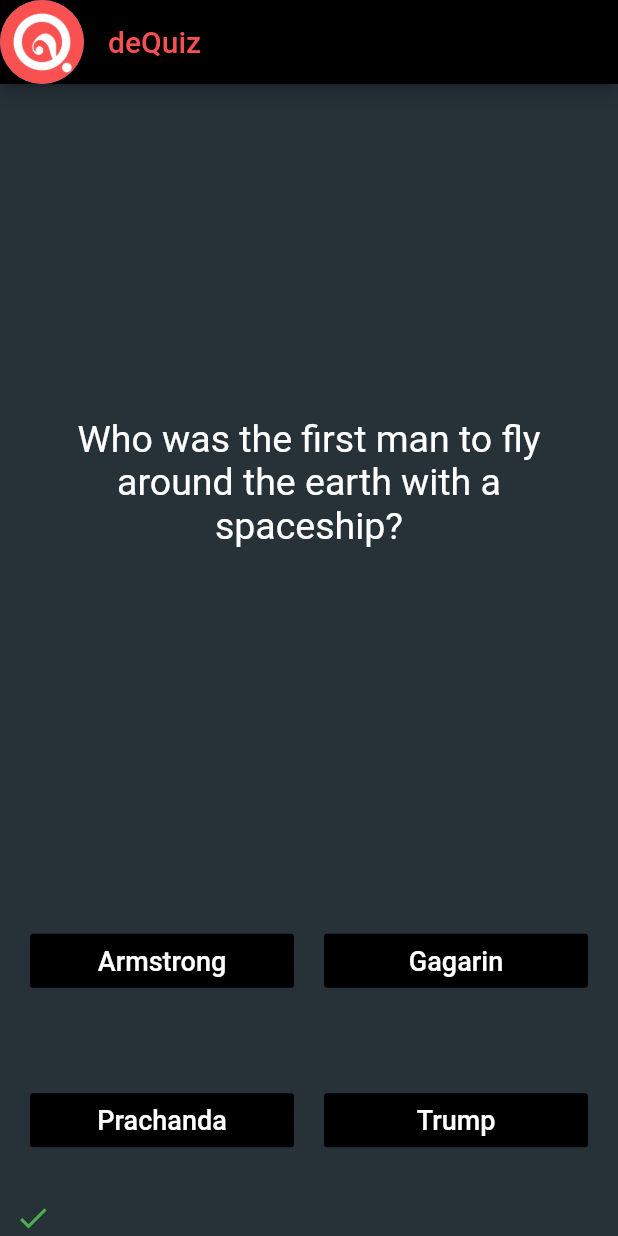
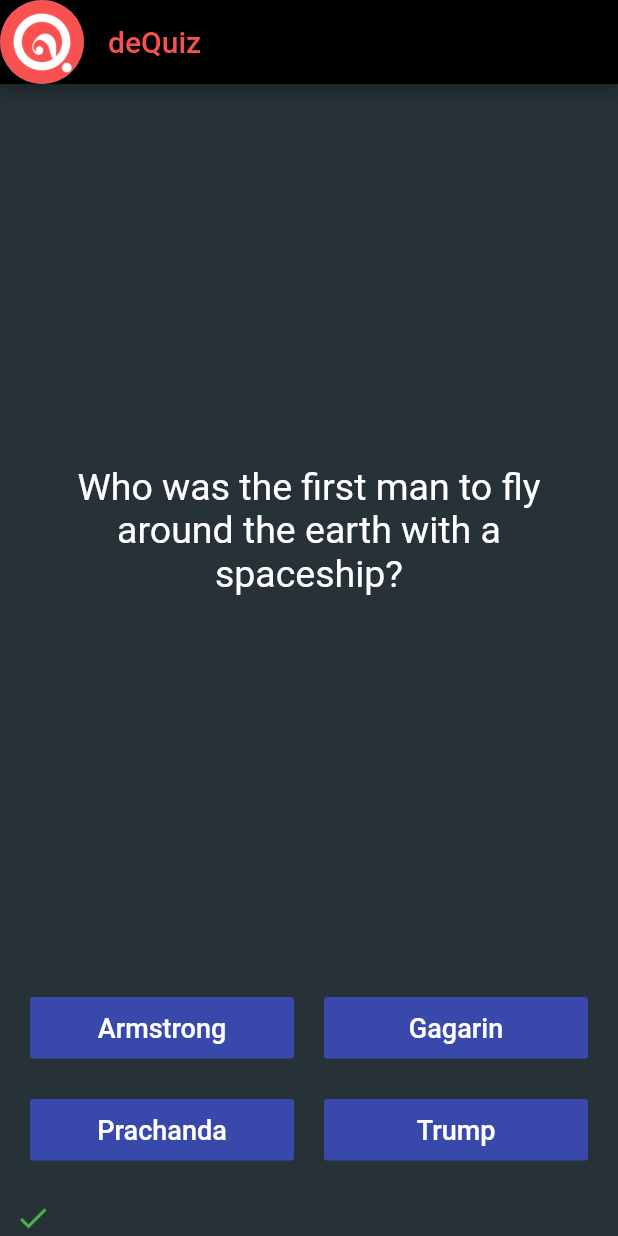
Before and after one commit to HamroRepo/flutter, a Flutter app: the screen it shows after launch, after a tap on "Mt.Everest", on a phone screen of 412 x 824 dp. Run offline on Flutter 3.47's test engine with Material 2 defaults, Android fonts, the light colour scheme and no system bars; our stand-ins replace audioplayers, rflutter_alert.

Commit message:
optimized the option selection and added a score alert at the end

```diff
--- a/quizzler-flutter/lib/main.dart
+++ b/quizzler-flutter/lib/main.dart
@@ -1,15 +1,10 @@
 import 'package:flutter/cupertino.dart';
 import 'package:flutter/material.dart';
-import 'option.dart';
 import 'questionBank.dart';
 import 'package:rflutter_alert/rflutter_alert.dart';
 import 'package:audioplayers/audio_cache.dart';
 
 QuizBrain quizBrain = QuizBrain();
-Option1 opt1 = Option1();
-Option2 opt2 = Option2();
-Option3 opt3 = Option3();
-Option4 opt4 = Option4();
 
 void main() => runApp(Quizzler());
 
@@ -33,11 +28,9 @@ class Quizzler extends StatelessWidget {
         ),
         backgroundColor: Colors.blueGrey.shade900,
         //Colors.grey.shade900,
-        body: SafeArea(
-          child: Padding(
+        body: Padding(
           padding: EdgeInsets.symmetric(horizontal: 10.0),
           child: QuizPage(),
-          ),
         ),
       ),
     );
@@ -59,57 +52,35 @@ class _QuizPageState extends State<QuizPage> {
         Alert(
           context: context,
           title: 'Finished!',
-          desc: 'You\'ve reached the end of the quiz.',
+          desc: "You scored ${quizBrain.returnScore()}/18!",
         ).show();
-
         quizBrain.reset();
-        opt1.reset();
-        opt2.reset();
-        opt3.reset();
-        opt4.reset();
 
         scoreKeeper = [];
       } else {
         if (answer == quizBrain.getCorrectAnswer()) {
           final player = AudioCache();
           player.play('2.wav');
-          scoreKeeper.add(Icon(
+          scoreKeeper.add(
+            Icon(
               Icons.check,
               color: Colors.green,
-          ));
+            ),
+          );
+          quizBrain.increaseScore();
         } else {
           final player = AudioCache();
           player.play('3.wav');
-          scoreKeeper.add(Icon(
+          scoreKeeper.add(
+            Icon(
               Icons.close,
               color: Colors.red,
-          ));
+            ),
+          );
         }
         quizBrain.changeQuestion();
-        opt2.changeOpt2();
-        opt3.changeOpt3();
-        opt1.changeOpt1();
-        opt4.changeOpt4();
       }
     });
-//    if (answer == quizBrain.getCorrectAnswer()) {
-//      scoreKeeper.add(Icon(
-//        Icons.check,
-//        color: Colors.green,
-//      ));
-//    } else {
-//      scoreKeeper.add(Icon(
-//        Icons.close,
-//        color: Colors.red,
-//      ));
-//    }
-//    setState(() {
-//      quizBrain.changeQuestion();
-//      opt2.changeOpt2();
-//      opt3.changeOpt3();
-//      opt1.changeOpt1();
-//      opt4.changeOpt4();
-//    });
   }
 
   List<Icon> scoreKeeper = [];
@@ -117,18 +88,15 @@ class _QuizPageState extends State<QuizPage> {
   @override
   Widget build(BuildContext context) {
     return Column(
-
       mainAxisAlignment: MainAxisAlignment.spaceBetween,
       crossAxisAlignment: CrossAxisAlignment.stretch,
       children: <Widget>[
         Expanded(
-
-          flex: 5,
+          flex: 4,
           child: Padding(
             padding: EdgeInsets.all(10.0),
             child: Center(
               child: Text(
-                //'',
                 quizBrain.getQuestion(),
                 textAlign: TextAlign.center,
                 style: TextStyle(
@@ -140,80 +108,85 @@ class _QuizPageState extends State<QuizPage> {
           ),
         ),
         Expanded(
-          child: Row(
+          flex: 1,
+          child: Column(
+            children: <Widget>[
+              Row(
                 children: <Widget>[
                   Expanded(
-                  flex: 5,
                     child: Padding(
-                    padding: EdgeInsets.symmetric(vertical: 0, horizontal: 10),
+                      padding:
+                          EdgeInsets.symmetric(vertical: 10, horizontal: 10),
                       child: FlatButton(
-                      color: Colors.black,
+                        color: Colors.indigo.shade600,
+                        padding: EdgeInsets.symmetric(vertical: 10),
                         onPressed: () {
-                        correct(opt1.getOption1());
+                          correct(quizBrain.getOption1());
                         },
-                      child: Text(opt1.getOption1(),
-                        style:TextStyle(
-                            color: Colors.white,
-                          fontSize: 18
-                        ),),
+                        child: Text(
+                          quizBrain.getOption1(),
+                          style: TextStyle(color: Colors.white, fontSize: 18),
                         ),
-                  )),
-              Expanded(
-                  flex: 5,
-                  child: Padding(
-                    padding: EdgeInsets.symmetric(vertical: 0, horizontal: 10),
-                    //padding: const EdgeInsets.all(8.0),
-                    child: FlatButton(
-                      color: Colors.black,
-                      onPressed: () {
-                        correct(opt2.getOption2());
-                      },
-                      child: Text(opt2.getOption2(),
-                        style:TextStyle(
-                            color: Colors.white,
-                            fontSize: 18
-                        ),),
                       ),
-                  ))
-            ],
                     ),
                   ),
                   Expanded(
-          child: Row(
+                    child: Padding(
+                      padding:
+                          EdgeInsets.symmetric(vertical: 10, horizontal: 10),
+                      child: FlatButton(
+                        color: Colors.indigo.shade600,
+                        padding: EdgeInsets.symmetric(vertical: 10),
+                        onPressed: () {
+                          correct(quizBrain.getOption2());
+                        },
+                        child: Text(
+                          quizBrain.getOption2(),
+                          style: TextStyle(color: Colors.white, fontSize: 18),
+                        ),
+                      ),
+                    ),
+                  ),
+                ],
+              ),
+              Row(
                 children: <Widget>[
                   Expanded(
-                  flex: 5,
                     child: Padding(
-                    padding: EdgeInsets.symmetric(vertical: 0, horizontal: 10),
+                      padding:
+                          EdgeInsets.symmetric(vertical: 10, horizontal: 10),
                       child: FlatButton(
-                      color: Colors.black,
+                        color: Colors.indigo.shade600,
+                        padding: EdgeInsets.symmetric(vertical: 10),
                         onPressed: () {
-                        correct(opt3.getOption3());
+                          correct(quizBrain.getOption3());
                         },
-                      child: Text(opt3.getOption3(),
-                        style:TextStyle(
-                            color: Colors.white,
-                            fontSize: 18
-                        ),),
+                        child: Text(
+                          quizBrain.getOption3(),
+                          style: TextStyle(color: Colors.white, fontSize: 18),
                         ),
-                  )),
+                      ),
+                    ),
+                  ),
                   Expanded(
-                  flex: 5,
                     child: Padding(
-                    padding: EdgeInsets.symmetric(vertical: 0, horizontal: 10),
-                    //padding: const EdgeInsets.all(8.0),
+                      padding:
+                          EdgeInsets.symmetric(vertical: 10, horizontal: 10),
                       child: FlatButton(
-                      color: Colors.black,
+                        color: Colors.indigo.shade600,
+                        padding: EdgeInsets.symmetric(vertical: 10),
                         onPressed: () {
-                        correct(opt4.getOption4());
+                          correct(quizBrain.getOption4());
                         },
-                      child: Text(opt4.getOption4(),
-                      style:TextStyle(
-                        color: Colors.white,
-                          fontSize: 18
-                      ),),
+                        child: Text(
+                          quizBrain.getOption4(),
+                          style: TextStyle(color: Colors.white, fontSize: 18),
                         ),
-                  ))
+                      ),
+                    ),
+                  ),
+                ],
+              ),
             ],
           ),
         ),
```
Also changed, not shown: quizzler-flutter/lib/option.dart (deleted, +0 -154 lines), quizzler-flutter/lib/question.dart (+7 -9 lines), quizzler-flutter/lib/questionBank.dart (+80 -21 lines), 1 other file. Lines whose indentation alone changed are shown as unchanged.
